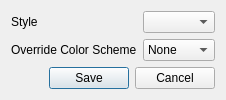
pecenvilem/end4train, file qt_designer/settings_dialog.ui: the form before one commit.
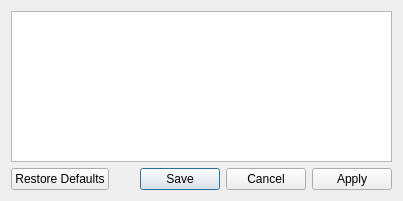
The form after the commit.

Diff of the .ui file:
```diff
--- a/qt_designer/settings_dialog.ui
+++ b/qt_designer/settings_dialog.ui
@@ -6,8 +6,8 @@
    <rect>
     <x>0</x>
     <y>0</y>
-    <width>215</width>
-    <height>98</height>
+    <width>403</width>
+    <height>201</height>
    </rect>
   </property>
   <property name="windowTitle">
@@ -20,61 +20,35 @@
    <bool>true</bool>
   </property>
   <layout class="QFormLayout" name="formLayout">
-   <item row="0" column="0">
-    <widget class="QLabel" name="label">
-     <property name="text">
-      <string>Style</string>
-     </property>
-     <property name="buddy">
-      <cstring>style_combobox</cstring>
-     </property>
-    </widget>
-   </item>
-   <item row="0" column="1">
-    <widget class="QComboBox" name="style_combobox"/>
-   </item>
-   <item row="1" column="0">
-    <widget class="QLabel" name="label_2">
-     <property name="text">
-      <string>Override Color Scheme</string>
-     </property>
-     <property name="buddy">
-      <cstring>color_override_combobox</cstring>
-     </property>
-    </widget>
-   </item>
-   <item row="1" column="1">
-    <widget class="QComboBox" name="color_override_combobox">
-     <item>
-      <property name="text">
-       <string>None</string>
-      </property>
-     </item>
-     <item>
-      <property name="text">
-       <string>Light</string>
-      </property>
-     </item>
-     <item>
-      <property name="text">
-       <string>Dark</string>
-      </property>
-     </item>
-    </widget>
-   </item>
-   <item row="2" column="0" colspan="2">
+   <item row="1" column="0" colspan="2">
     <widget class="QDialogButtonBox" name="buttonBox">
      <property name="orientation">
       <enum>Qt::Orientation::Horizontal</enum>
      </property>
      <property name="standardButtons">
-      <set>QDialogButtonBox::StandardButton::Cancel|QDialogButtonBox::StandardButton::Save</set>
+      <set>QDialogButtonBox::StandardButton::Apply|QDialogButtonBox::StandardButton::Cancel|QDialogButtonBox::StandardButton::RestoreDefaults|QDialogButtonBox::StandardButton::Save</set>
      </property>
      <property name="centerButtons">
       <bool>false</bool>
      </property>
     </widget>
    </item>
+   <item row="0" column="0" colspan="2">
+    <widget class="QTreeView" name="treeView">
+     <property name="tabKeyNavigation">
+      <bool>true</bool>
+     </property>
+     <property name="alternatingRowColors">
+      <bool>true</bool>
+     </property>
+     <attribute name="headerCascadingSectionResizes">
+      <bool>true</bool>
+     </attribute>
+     <attribute name="headerStretchLastSection">
+      <bool>false</bool>
+     </attribute>
+    </widget>
+   </item>
   </layout>
  </widget>
  <resources/>
```
